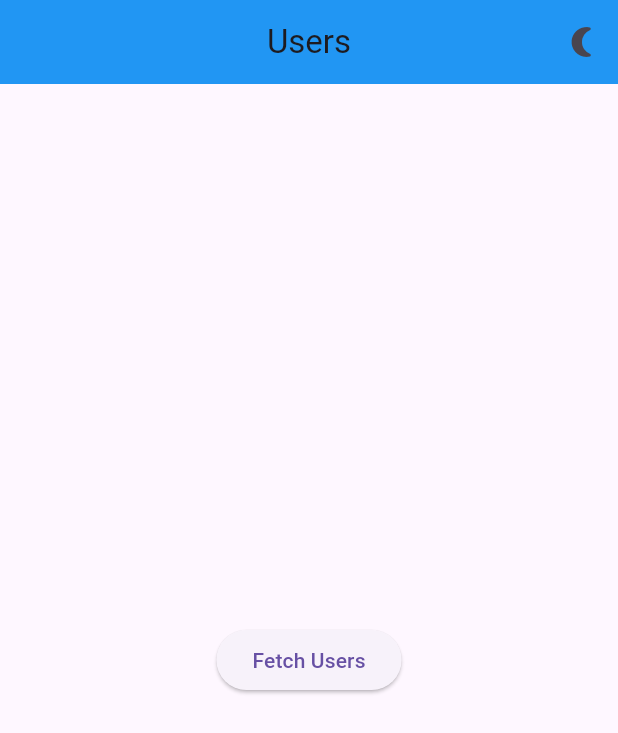
After one commit to SumanShrestha14/learning_flutter, a Flutter app: the screen it shows after launch, on a phone screen of 412 x 824 dp. The commit adds this screen. Shown: the top 733 px of the screen. Run offline on Flutter 3.47's test engine with Material 3 defaults, Android fonts, the phone set to English and light mode, and no system bars.

Commit message:
Today, I combined state management, APIs, and theme control:
Fetched dynamic user data from a public API using Provider + ChangeNotifier

Displayed users in a clean ListView

Implemented Light & Dark mode globally for a polished UX

Every line of code now has purpose: logic separated from UI, state managed predictably, and the app adapts to user preferences.

```diff
--- a/lib/main.dart
+++ b/lib/main.dart
@@ -1,24 +1,41 @@
-import 'package:first_app/pages/usingAPI/UsingAPI.dart';
+import 'package:first_app/pages/providers/ThemeProvider.dart';
+import 'package:first_app/pages/providers/UserPage.dart';
+import 'package:first_app/pages/providers/UserProvider.dart';
 import 'package:flutter/material.dart';
+import 'package:provider/provider.dart';
 
 void main() {
-  runApp(const MyApp());
+  runApp(
+    MultiProvider(
+      providers: [
+        ChangeNotifierProvider(create: (_) => ThemeProvider()),
+        ChangeNotifierProvider(create: (_) => UserProvider()),
+      ],
+      child: const MyApp(),
+    ),
+  );
 }
 
-// Root of the app: uses MaterialApp
 class MyApp extends StatelessWidget {
   const MyApp({super.key});
 
   @override
   Widget build(BuildContext context) {
+    final themeProvider = Provider.of<ThemeProvider>(context);
+
     return MaterialApp(
       debugShowCheckedModeBanner: false,
-      title: 'Flutter Layout Mastery',
-      theme: ThemeData(
-        colorScheme: ColorScheme.fromSeed(seedColor: Colors.teal),
-        useMaterial3: true,
+      title: 'Users + Theme Demo',
+      theme: ThemeData.light().copyWith(
+        primaryColor: Colors.blue,
+        appBarTheme: const AppBarTheme(backgroundColor: Colors.blue),
       ),
-      home: UsersPage(),
+      darkTheme: ThemeData.dark().copyWith(
+        primaryColor: Colors.teal,
+        appBarTheme: const AppBarTheme(backgroundColor: Colors.teal),
+      ),
+      themeMode: themeProvider.isDarkMode ? ThemeMode.dark : ThemeMode.light,
+      home: const UserPage(),
     );
   }
 }
--- /dev/null
+++ b/lib/pages/providers/ThemeProvider.dart
@@ -0,0 +1,10 @@
+import 'package:flutter/material.dart';
+
+class ThemeProvider extends ChangeNotifier {
+  bool isDarkMode = false;
+
+  void toggleTheme() {
+    isDarkMode = !isDarkMode;
+    notifyListeners();
+  }
+}
--- /dev/null
+++ b/lib/pages/providers/UserModel.dart
@@ -0,0 +1,13 @@
+import 'package:flutter/material.dart';
+
+class User {
+  final int id;
+  final String name;
+  final String email;
+
+  User({required this.id, required this.name, required this.email});
+
+  factory User.fromJson(Map<String, dynamic> json) {
+    return User(id: json['id'], name: json['name'], email: json['email']);
+  }
+}
--- /dev/null
+++ b/lib/pages/providers/UserPage.dart
@@ -0,0 +1,59 @@
+import 'package:first_app/pages/providers/ThemeProvider.dart';
+import 'package:first_app/pages/providers/UserProvider.dart';
+import 'package:flutter/material.dart';
+import 'package:provider/provider.dart';
+
+class UserPage extends StatelessWidget {
+  const UserPage({super.key});
+
+  @override
+  Widget build(BuildContext context) {
+    final userProvider = Provider.of<UserProvider>(context);
+    final themeProvider = Provider.of<ThemeProvider>(context);
+
+    return Scaffold(
+      appBar: AppBar(
+        title: const Text("Users"),
+        centerTitle: true,
+        actions: [
+          IconButton(
+            icon: Icon(
+              themeProvider.isDarkMode
+                  ? Icons.wb_sunny
+                  : Icons.nightlight_round,
+            ),
+            onPressed: () {
+              themeProvider.toggleTheme();
+            },
+          ),
+        ],
+      ),
+      body: userProvider.loading
+          ? const Center(child: CircularProgressIndicator())
+          : userProvider.users.isEmpty
+          ? Center(
+              child: ElevatedButton(
+                child: const Text("Fetch Users"),
+                onPressed: () => userProvider.fetchUsers(),
+              ),
+            )
+          : ListView.builder(
+              itemCount: userProvider.users.length,
+              itemBuilder: (context, index) {
+                final user = userProvider.users[index];
+                return Card(
+                  margin: const EdgeInsets.symmetric(
+                    horizontal: 12,
+                    vertical: 6,
+                  ),
+                  child: ListTile(
+                    title: Text(user.name),
+                    subtitle: Text(user.email),
+                    leading: CircleAvatar(child: Text(user.name[0])),
+                  ),
+                );
+              },
+            ),
+    );
+  }
+}
--- /dev/null
+++ b/lib/pages/providers/UserProvider.dart
@@ -0,0 +1,28 @@
+import 'dart:convert';
+import 'package:first_app/pages/usingAPI/UserModel.dart';
+import 'package:flutter/material.dart';
+import 'package:http/http.dart' as http;
+
+class UserProvider extends ChangeNotifier {
+  List<User> users = [];
+  bool loading = false;
+
+  Future<void> fetchUsers() async {
+    loading = true;
+    notifyListeners();
+
+    final response = await http.get(
+      Uri.parse('https://jsonplaceholder.typicode.com/users'),
+    );
+
+    if (response.statusCode == 200) {
+      final List<dynamic> data = json.decode(response.body);
+      users = data.map((json) => User.fromJson(json)).toList();
+    } else {
+      users = [];
+    }
+
+    loading = false;
+    notifyListeners();
+  }
+}
--- a/pubspec.yaml
+++ b/pubspec.yaml
@@ -35,6 +35,7 @@ dependencies:
   # Use with the CupertinoIcons class for iOS style icons.
   cupertino_icons: ^1.0.8
   http: ^1.6.0
+  provider: ^6.1.5+1
 
 dev_dependencies:
   flutter_test:
```
Also changed, not shown: pubspec.lock.
